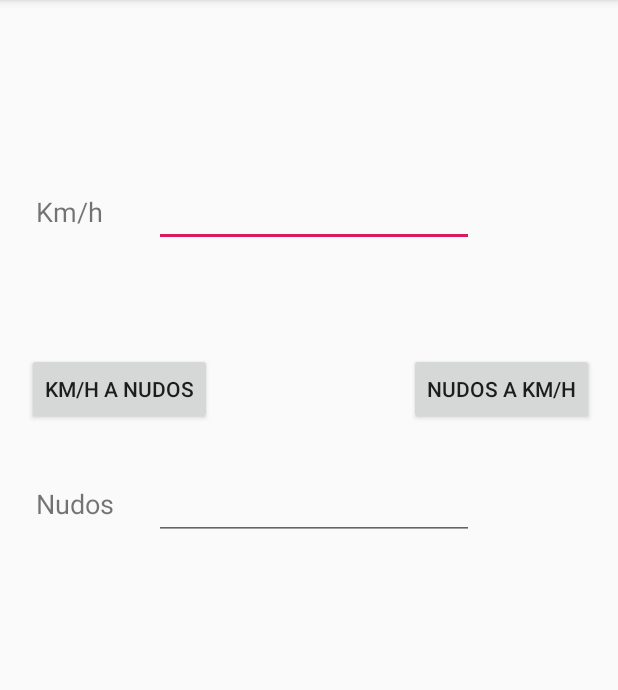
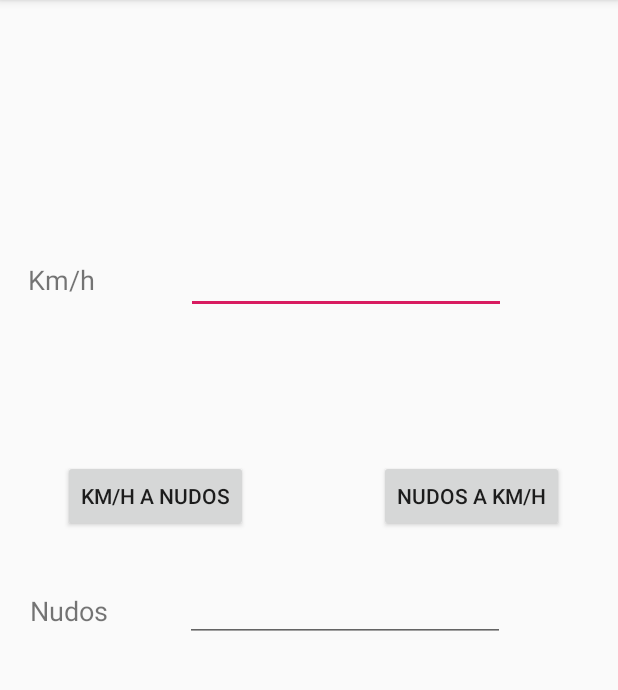
Before and after one commit to jgonzalezma/Conversor_kmh_nudos, an Android app: the screen it shows after launch (MainActivity), on a phone screen of 412 x 824 dp, the part 84-774 px from its top. Run offline under Robolectric (Android 15) with nearby library versions, the phone set to English and light mode, and no system bars.

Commit message:
Diseño arreglado

```diff
--- a/app/src/main/res/layout/activity_main.xml
+++ b/app/src/main/res/layout/activity_main.xml
@@ -10,13 +10,16 @@
         android:id="@+id/label_kmh"
         android:layout_width="wrap_content"
         android:layout_height="wrap_content"
-        android:layout_marginStart="24dp"
-        android:layout_marginLeft="24dp"
+        android:layout_marginStart="40dp"
+        android:layout_marginLeft="40dp"
         android:layout_marginTop="55dp"
+        android:layout_marginEnd="25dp"
+        android:layout_marginRight="25dp"
         android:layout_marginBottom="39dp"
         android:text="Km/h"
         android:textSize="18sp"
         app:layout_constraintBottom_toTopOf="@+id/btn_a_nudos"
+        app:layout_constraintEnd_toStartOf="@+id/edit_kmh"
         app:layout_constraintStart_toStartOf="parent"
         app:layout_constraintTop_toTopOf="parent"
         app:layout_constraintVertical_bias="0.635" />
@@ -25,6 +28,8 @@
         android:id="@+id/edit_kmh"
         android:layout_width="wrap_content"
         android:layout_height="wrap_content"
+        android:layout_marginStart="35dp"
+        android:layout_marginLeft="35dp"
         android:layout_marginTop="45dp"
         android:layout_marginEnd="96dp"
         android:layout_marginRight="96dp"
@@ -33,27 +38,28 @@
         android:inputType="textPersonName"
         app:layout_constraintBottom_toTopOf="@+id/btn_a_kmh"
         app:layout_constraintEnd_toEndOf="parent"
+        app:layout_constraintStart_toEndOf="@+id/label_kmh"
         app:layout_constraintTop_toTopOf="parent"
-        app:layout_constraintVertical_bias="0.635" />
+        app:layout_constraintVertical_bias="0.631" />
 
     <Button
         android:id="@+id/btn_a_nudos"
         android:layout_width="wrap_content"
         android:layout_height="wrap_content"
-        android:layout_marginEnd="131dp"
-        android:layout_marginRight="131dp"
-        android:layout_marginBottom="31dp"
+        android:layout_marginBottom="28dp"
         android:text="Km/h a nudos"
         app:layout_constraintBottom_toTopOf="@+id/edit_nudos"
-        app:layout_constraintEnd_toStartOf="@+id/btn_a_kmh" />
+        app:layout_constraintEnd_toStartOf="@+id/btn_a_kmh"
+        app:layout_constraintHorizontal_bias="0.325"
+        app:layout_constraintStart_toStartOf="parent" />
 
     <Button
         android:id="@+id/btn_a_kmh"
         android:layout_width="wrap_content"
         android:layout_height="wrap_content"
-        android:layout_marginEnd="16dp"
-        android:layout_marginRight="16dp"
-        android:layout_marginBottom="31dp"
+        android:layout_marginEnd="36dp"
+        android:layout_marginRight="36dp"
+        android:layout_marginBottom="28dp"
         android:text="Nudos a km/h"
         app:layout_constraintBottom_toTopOf="@+id/edit_nudos"
         app:layout_constraintEnd_toEndOf="parent" />
@@ -62,11 +68,14 @@
         android:id="@+id/label_nudos"
         android:layout_width="wrap_content"
         android:layout_height="wrap_content"
-        android:layout_marginStart="24dp"
-        android:layout_marginLeft="24dp"
+        android:layout_marginStart="40dp"
+        android:layout_marginLeft="40dp"
         android:layout_marginTop="40dp"
+        android:layout_marginEnd="25dp"
+        android:layout_marginRight="25dp"
         android:text="Nudos"
         android:textSize="18sp"
+        app:layout_constraintEnd_toStartOf="@+id/edit_nudos"
         app:layout_constraintStart_toStartOf="parent"
         app:layout_constraintTop_toBottomOf="@+id/btn_a_nudos" />
 
@@ -74,12 +83,15 @@
         android:id="@+id/edit_nudos"
         android:layout_width="wrap_content"
         android:layout_height="wrap_content"
+        android:layout_marginStart="26dp"
+        android:layout_marginLeft="26dp"
         android:layout_marginEnd="96dp"
         android:layout_marginRight="96dp"
-        android:layout_marginBottom="408dp"
+        android:layout_marginBottom="340dp"
         android:ems="10"
         android:inputType="textPersonName"
         app:layout_constraintBottom_toBottomOf="parent"
-        app:layout_constraintEnd_toEndOf="parent" />
+        app:layout_constraintEnd_toEndOf="parent"
+        app:layout_constraintStart_toEndOf="@+id/label_nudos" />
 
 </androidx.constraintlayout.widget.ConstraintLayout>
```
